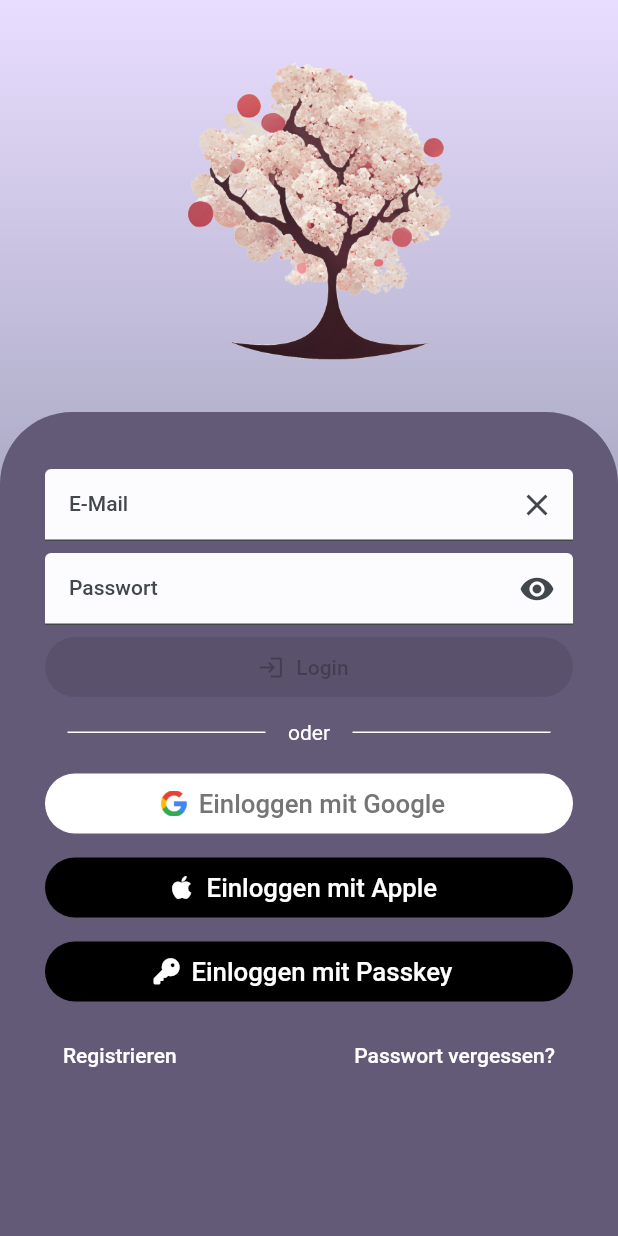
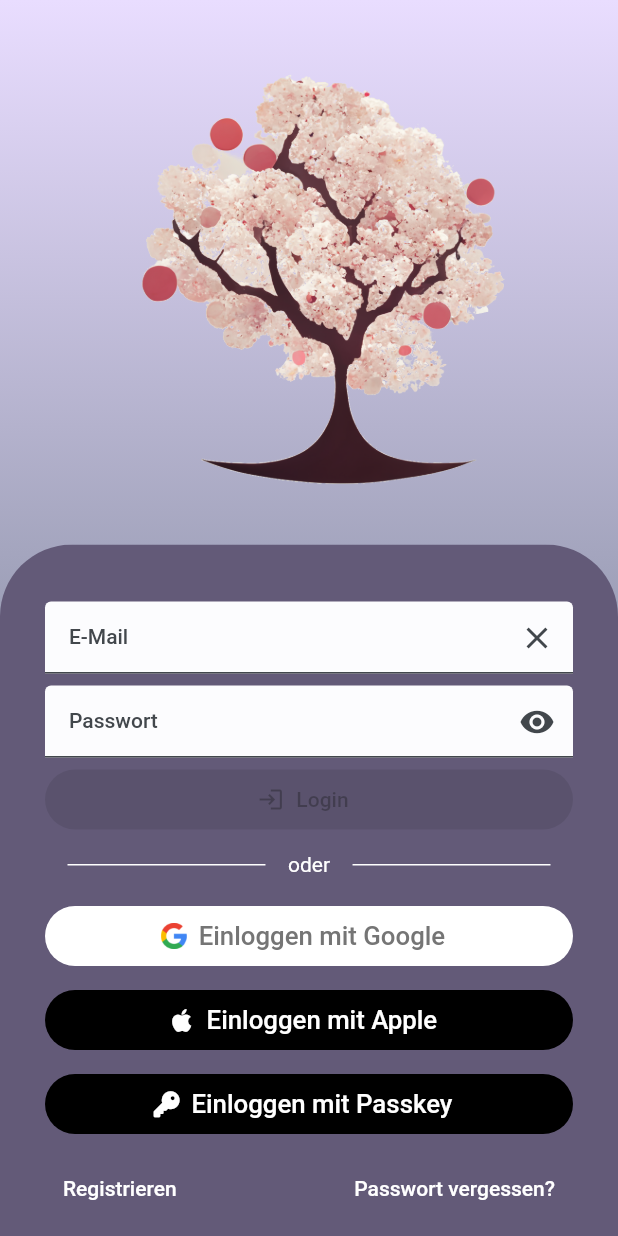
Before and after one commit to The-CodeCave/moodtracker, a Flutter app: the screen it shows after launch, on a phone screen of 412 x 824 dp. Run offline on Flutter 3.47's test engine with Material 2 defaults, Android fonts, the phone set to English and light mode, and no system bars; our stand-ins replace bloc, cloud_firestore, equatable, firebase_auth, firebase_core, flutter_bloc and 8 more; missing offline and left inert: dart:html; accounts and stored records are empty.

Commit message:
improved spacing for login view

```diff
--- a/lib/login/view/login_view.dart
+++ b/lib/login/view/login_view.dart
@@ -13,7 +13,7 @@ class LoginView extends HookWidget {
   final Color gradientBegin = const Color(0xFFe9ddff);
   final Color gradientEnd = const Color(0xFF4f606e);
   final EdgeInsets logoPadding = const EdgeInsets.all(20.0);
-  final EdgeInsets formPadding = const EdgeInsets.only(left: 30, right: 30, top: 30, bottom: 30);
+  final EdgeInsets formPadding = const EdgeInsets.only(left: 30, right: 30, top: 30, bottom: defaultSpacerSize);
   final int logoFlex = 1;
   final int loginFormFlex = 2;
 
@@ -52,9 +52,7 @@ class LoginView extends HookWidget {
                     child: Image.asset(logoAssetPath),
                   ),
                 ),
-                Expanded(
-                  flex: loginFormFlex,
-                  child: ClipRRect(
+                ClipRRect(
                   borderRadius: clipBorderRadius,
                   child: Container(
                     color: Theme.of(context).colorScheme.tertiary,
@@ -62,6 +60,7 @@ class LoginView extends HookWidget {
                       padding: formPadding,
                       child: Column(
                         crossAxisAlignment: CrossAxisAlignment.center,
+                        mainAxisSize: MainAxisSize.min,
                         children: [
                           const SizedBox(height: defaultSpacerSize),
                           LoginForm(),
@@ -87,7 +86,6 @@ class LoginView extends HookWidget {
                     ),
                   ),
                 ),
-                ),
               ],
             ),
           ),
```
Lines whose indentation alone changed are shown as unchanged.
